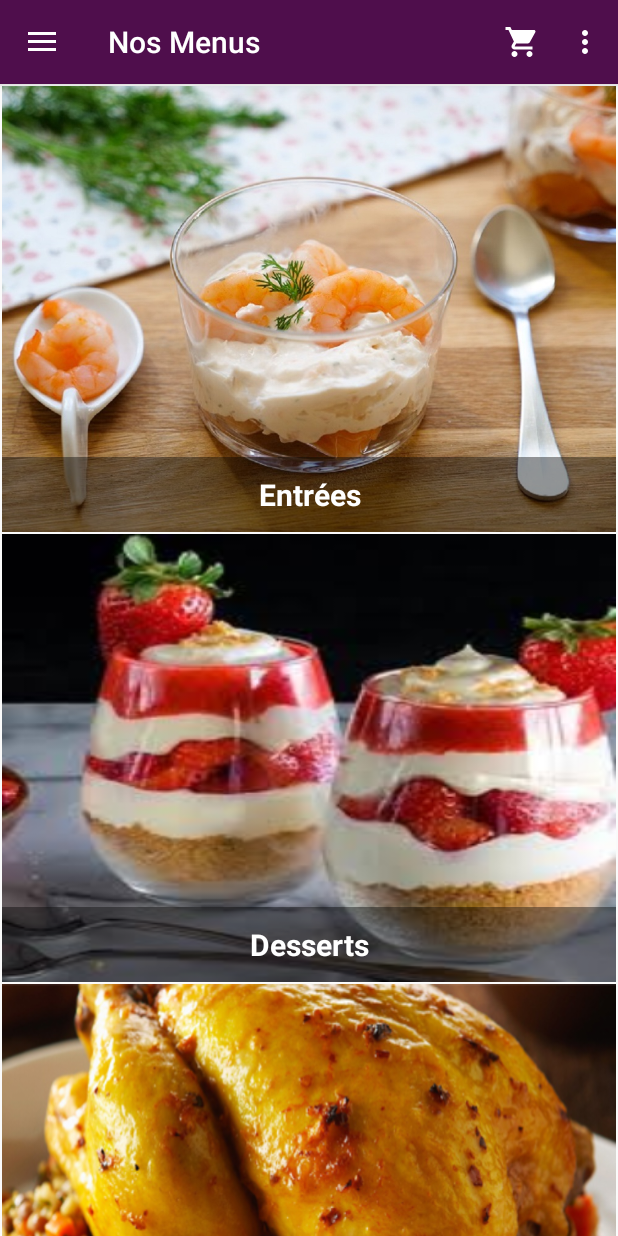
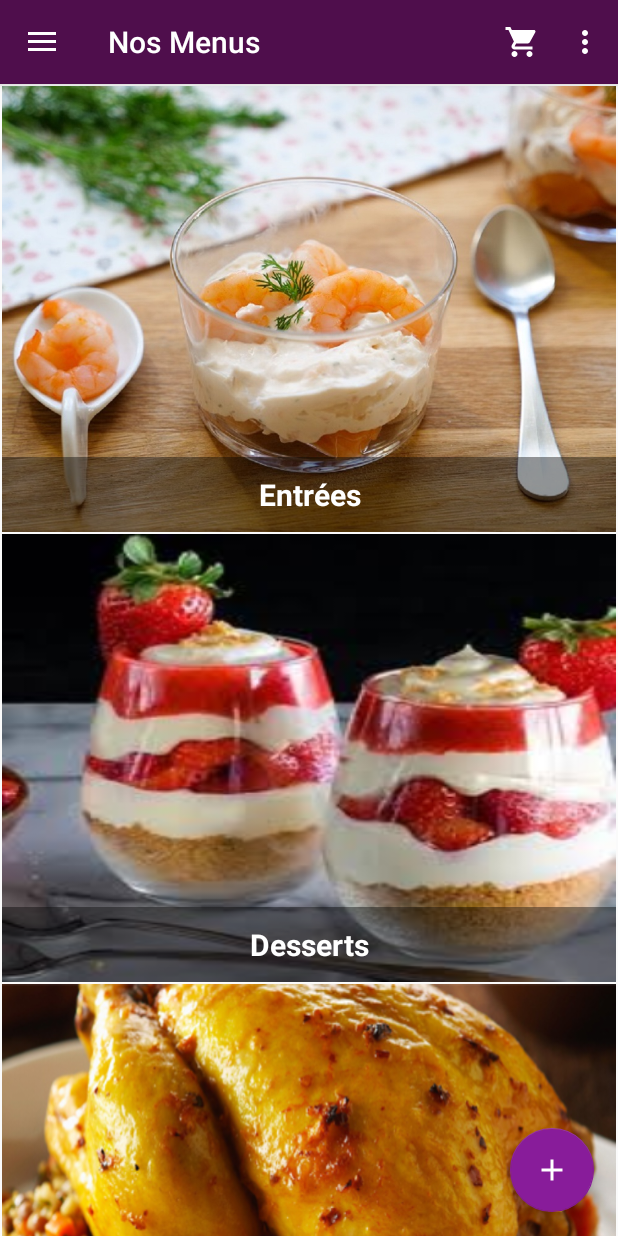
Before and after one commit to AxelESSONO/HomeFood, an Android app: the HomeActivity screen opened directly, with no data from a screen before it, on a phone screen of 412 x 824 dp. Run offline under Robolectric (Android 15) with nearby library versions, the phone set to English and light mode, and no system bars; our stand-ins replace Firebase (no records; nobody signed in at launch, a user with empty details on screens opened directly), navigation-ui.

Commit message:
Added a floating action button

```diff
--- a/app/src/main/res/layout/activity_home.xml
+++ b/app/src/main/res/layout/activity_home.xml
@@ -23,9 +23,7 @@
         android:theme="@style/NavigationTheme"
         app:headerLayout="@layout/nav_header_main"
         app:menu="@menu/activity_main_drawer"
-
         app:itemIconTint="@drawable/drawer_item_color"
         app:itemTextColor="@drawable/drawer_item_color"
-
         tools:override="true"/>
 </androidx.drawerlayout.widget.DrawerLayout>
--- a/app/src/main/res/layout/content_main.xml
+++ b/app/src/main/res/layout/content_main.xml
@@ -1,5 +1,5 @@
 <?xml version="1.0" encoding="utf-8"?>
-<androidx.constraintlayout.widget.ConstraintLayout
+<RelativeLayout
     xmlns:android="http://schemas.android.com/apk/res/android"
     xmlns:app="http://schemas.android.com/apk/res-auto"
     xmlns:tools="http://schemas.android.com/tools"
@@ -14,9 +14,16 @@
         android:layout_width="match_parent"
         android:layout_height="match_parent"
         app:defaultNavHost="true"
-        app:layout_constraintLeft_toLeftOf="parent"
-        app:layout_constraintRight_toRightOf="parent"
-        app:layout_constraintTop_toTopOf="parent"
+        android:layout_centerInParent="true"
         app:navGraph="@navigation/mobile_navigation" />
 
-</androidx.constraintlayout.widget.ConstraintLayout>
+    <com.google.android.material.floatingactionbutton.FloatingActionButton
+        android:id="@+id/add_product_floating_button"
+        android:layout_width="wrap_content"
+        android:layout_height="wrap_content"
+        android:src="@drawable/ic_add_24"
+        android:layout_alignParentBottom="true"
+        android:layout_alignParentRight="true"
+        android:layout_margin="16dp"/>
+
+</RelativeLayout>
--- a/app/src/main/res/values/colors.xml
+++ b/app/src/main/res/values/colors.xml
@@ -2,7 +2,7 @@
 <resources>
     <color name="colorPrimary">#6200EE</color>
     <color name="colorPrimaryDark">#4F0E4C</color>
-    <color name="colorAccent">#03DAC5</color>
+    <color name="colorAccent">#881C9A</color>
     <color name="colorWhite">#FFFFFF</color>
 
     <color name="windowBackground">#eeeeee</color>
```
